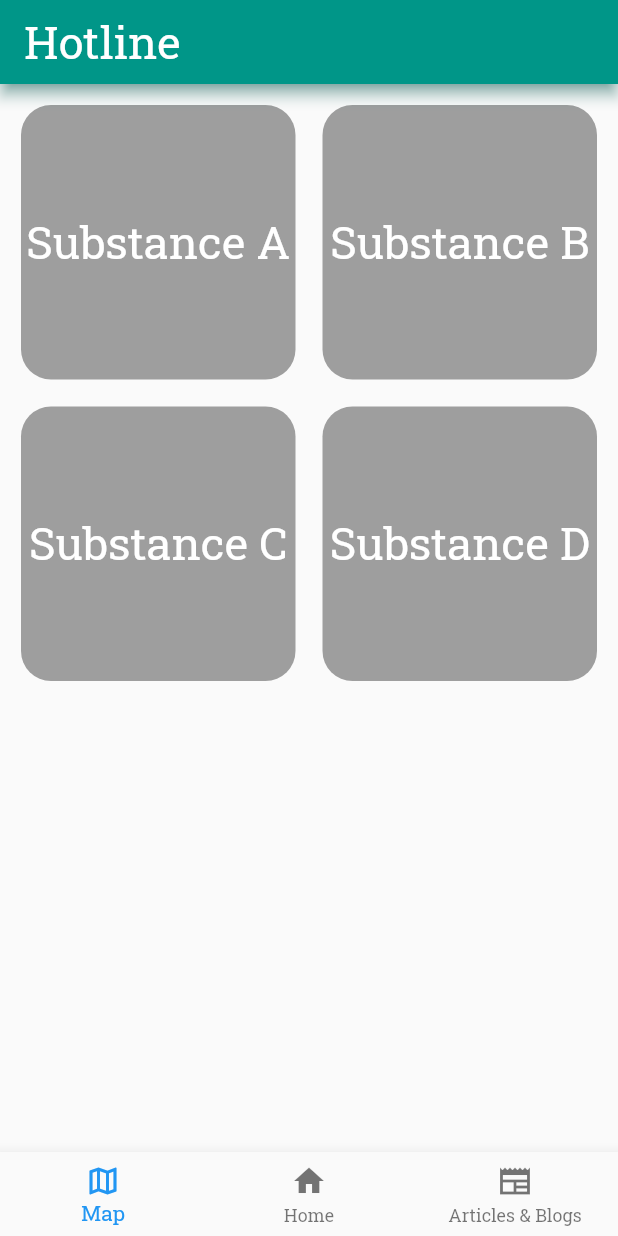
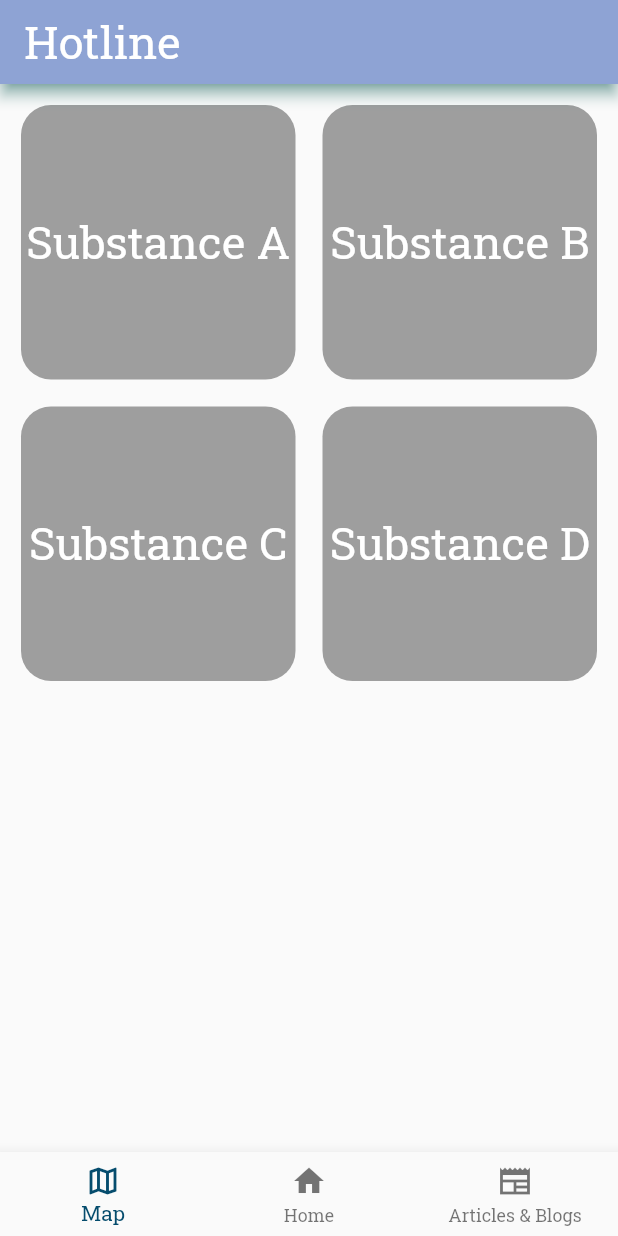
Before and after one commit to woosebastian/GDSC2023, a Flutter app: the screen it shows after launch, on a phone screen of 412 x 824 dp. Run offline on Flutter 3.47's test engine with Material 2 defaults, Android fonts, the phone set to English and light mode, and no system bars.

Commit message:
adjusted appbar and bottom navigation bar

```diff
--- a/drug_education_app/lib/main.dart
+++ b/drug_education_app/lib/main.dart
@@ -1,3 +1,5 @@
+//LIST OF ALL ICONS: https://api.flutter.dev/flutter/material/Icons-class.html
+
 import 'package:flutter/material.dart';
 
 void main() {
@@ -28,6 +30,19 @@ class MyHomePage extends StatefulWidget {
 // referenced https://www.youtube.com/watch?v=4pi7CApy4wc for tutorial on GridView
 // referenced https://docs.flutter.dev/development/ui/layout for adding margins and images to Containers
 class _MyHomePageState extends State<MyHomePage> {
+  int mySelectedIndex = 0;
+  // static const List<Widget> _widgetOptions = <Widget>[
+  //   Text('Map Page'),
+  //   Text('Home Page'),
+  //   Text('Profile Page'),
+  // ];
+
+  void _onItemTapped(int index) {
+    setState(() {
+      mySelectedIndex = index;
+    });
+  }
+
   @override
   Widget build(BuildContext context) {
     return Scaffold(
@@ -39,7 +54,7 @@ class _MyHomePageState extends State<MyHomePage> {
           style: TextStyle(color: Colors.white, fontSize: 30),
         ),
 
-        backgroundColor: Colors.teal,
+        backgroundColor: const Color.fromARGB(255, 142, 163, 212),
         shadowColor: Colors.teal,
         toolbarOpacity: 0.5,
       ),
@@ -125,22 +140,27 @@ class _MyHomePageState extends State<MyHomePage> {
           ],
         ),
       ),
-      bottomNavigationBar: //referenced https://www.javatpoint.com/flutter-bottom-navigation-bar#:~:text=In%20Flutter%20application%2C%20we%20usually for creating bottom navigation bar
-          //LIST OF ALL ICONS: https://api.flutter.dev/flutter/material/Icons-class.html
-          BottomNavigationBar(items: const <BottomNavigationBarItem>[
+      //referenced https://www.javatpoint.com/flutter-bottom-navigation-bar#:~:text=In%20Flutter%20application%2C%20we%20usually for creating bottom navigation bar
+      bottomNavigationBar: BottomNavigationBar(
+        items: const <BottomNavigationBarItem>[
           BottomNavigationBarItem(
               icon: Icon(Icons.map_outlined),
               label: 'Map',
-            backgroundColor: Colors.green),
+              backgroundColor: Color.fromARGB(255, 142, 163, 212)),
           BottomNavigationBarItem(
               icon: Icon(Icons.home),
               label: 'Home',
-            backgroundColor: Colors.green),
+              backgroundColor: Color.fromARGB(255, 142, 163, 212)),
           BottomNavigationBarItem(
               icon: Icon(Icons.newspaper_sharp),
               label: 'Articles & Blogs',
-            backgroundColor: Colors.green),
-      ]),
+              backgroundColor: Color.fromARGB(255, 142, 163, 212)),
+        ],
+        type: BottomNavigationBarType.fixed,
+        currentIndex: mySelectedIndex,
+        selectedItemColor: const Color.fromARGB(255, 5, 76, 109),
+        onTap: _onItemTapped,
+      ),
     );
   }
 }
```
Lines whose indentation alone changed are shown as unchanged.
